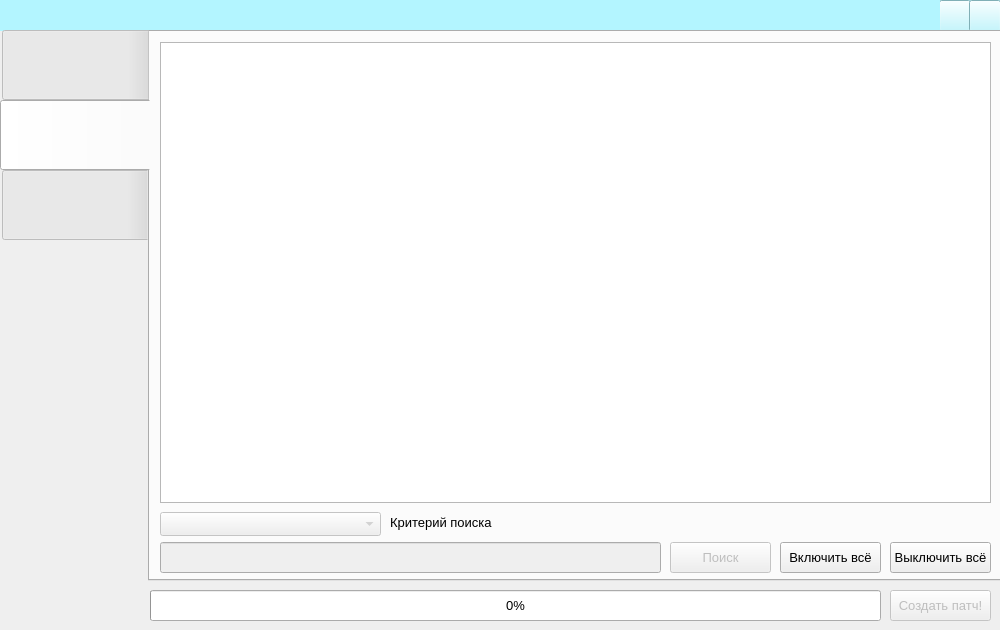
This is QtGui/siruspatcherwindow.ui in MrSago/SirusPatcher as Qt 5 draws it before an edit. The edited form follows.
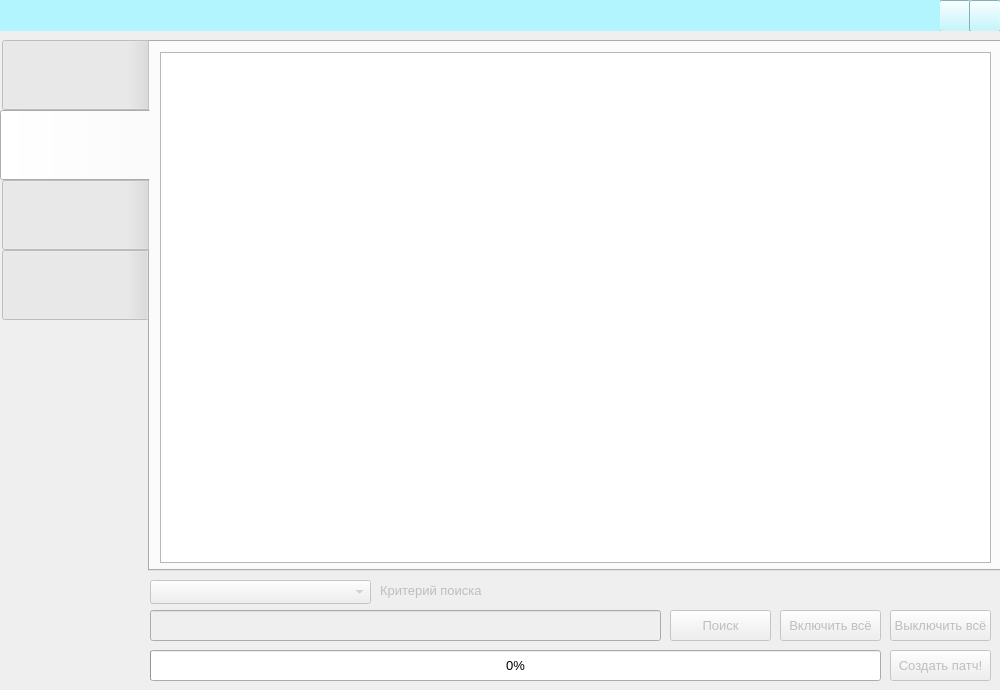
This is the edited form. The open tabs and pages were chosen to show the change. Icons and pictures are not drawn. Custom widgets are drawn as their Qt base class.

```diff
--- a/QtGui/siruspatcherwindow.ui
+++ b/QtGui/siruspatcherwindow.ui
@@ -7,7 +7,7 @@
     <x>0</x>
     <y>0</y>
     <width>1000</width>
-    <height>630</height>
+    <height>690</height>
    </rect>
   </property>
   <property name="sizePolicy">
@@ -19,13 +19,13 @@
   <property name="minimumSize">
    <size>
     <width>1000</width>
-    <height>600</height>
+    <height>690</height>
    </size>
   </property>
   <property name="maximumSize">
    <size>
     <width>1000</width>
-    <height>9999</height>
+    <height>690</height>
    </size>
   </property>
   <property name="windowTitle">
@@ -198,9 +198,9 @@
     <property name="geometry">
      <rect>
       <x>0</x>
-      <y>30</y>
+      <y>40</y>
       <width>1001</width>
-      <height>551</height>
+      <height>531</height>
      </rect>
     </property>
     <property name="styleSheet">
@@ -414,114 +414,13 @@
      <attribute name="title">
       <string/>
      </attribute>
-     <widget class="QPushButton" name="EnableAllCBSPellButton">
-      <property name="geometry">
-       <rect>
-        <x>630</x>
-        <y>510</y>
-        <width>101</width>
-        <height>31</height>
-       </rect>
-      </property>
-      <property name="font">
-       <font>
-        <pointsize>10</pointsize>
-       </font>
-      </property>
-      <property name="text">
-       <string>Включить всё</string>
-      </property>
-     </widget>
-     <widget class="QPushButton" name="DisableAllCBSpellButton">
-      <property name="geometry">
-       <rect>
-        <x>740</x>
-        <y>510</y>
-        <width>101</width>
-        <height>31</height>
-       </rect>
-      </property>
-      <property name="font">
-       <font>
-        <pointsize>10</pointsize>
-       </font>
-      </property>
-      <property name="text">
-       <string>Выключить всё</string>
-      </property>
-     </widget>
-     <widget class="QLineEdit" name="SearchSpellLine">
-      <property name="enabled">
-       <bool>false</bool>
-      </property>
-      <property name="geometry">
-       <rect>
-        <x>10</x>
-        <y>510</y>
-        <width>501</width>
-        <height>31</height>
-       </rect>
-      </property>
-     </widget>
-     <widget class="QPushButton" name="SearchSpellButton">
-      <property name="enabled">
-       <bool>false</bool>
-      </property>
-      <property name="geometry">
-       <rect>
-        <x>520</x>
-        <y>510</y>
-        <width>101</width>
-        <height>31</height>
-       </rect>
-      </property>
-      <property name="font">
-       <font>
-        <pointsize>10</pointsize>
-       </font>
-      </property>
-      <property name="text">
-       <string>Поиск</string>
-      </property>
-     </widget>
-     <widget class="QComboBox" name="SearchCriterionSpellBox">
-      <property name="enabled">
-       <bool>false</bool>
-      </property>
-      <property name="geometry">
-       <rect>
-        <x>10</x>
-        <y>480</y>
-        <width>221</width>
-        <height>24</height>
-       </rect>
-      </property>
-     </widget>
-     <widget class="QLabel" name="SearchCriterionSpellLabel">
-      <property name="geometry">
-       <rect>
-        <x>240</x>
-        <y>480</y>
-        <width>261</width>
-        <height>21</height>
-       </rect>
-      </property>
-      <property name="font">
-       <font>
-        <pointsize>10</pointsize>
-       </font>
-      </property>
-      <property name="text">
-       <string>Критерий поиска</string>
-      </property>
-     </widget>
      <widget class="QTableWidget" name="SpellTableWidget">
       <property name="geometry">
        <rect>
         <x>10</x>
         <y>10</y>
         <width>831</width>
-        <height>461</height>
+        <height>511</height>
        </rect>
       </property>
       <property name="editTriggers">
@@ -532,6 +431,54 @@
       </property>
       <property name="selectionBehavior">
        <enum>QAbstractItemView::SelectRows</enum>
+      </property>
+      <property name="verticalScrollMode">
+       <enum>QAbstractItemView::ScrollPerPixel</enum>
+      </property>
+      <property name="horizontalScrollMode">
+       <enum>QAbstractItemView::ScrollPerPixel</enum>
+      </property>
+      <property name="sortingEnabled">
+       <bool>true</bool>
+      </property>
+      <attribute name="verticalHeaderVisible">
+       <bool>false</bool>
+      </attribute>
+     </widget>
+    </widget>
+    <widget class="QWidget" name="EnchantTab">
+     <property name="enabled">
+      <bool>true</bool>
+     </property>
+     <attribute name="title">
+      <string/>
+     </attribute>
+     <widget class="QTableWidget" name="EnchantTableWidget">
+      <property name="geometry">
+       <rect>
+        <x>10</x>
+        <y>10</y>
+        <width>831</width>
+        <height>511</height>
+       </rect>
+      </property>
+      <property name="autoScroll">
+       <bool>false</bool>
+      </property>
+      <property name="editTriggers">
+       <set>QAbstractItemView::NoEditTriggers</set>
+      </property>
+      <property name="selectionMode">
+       <enum>QAbstractItemView::SingleSelection</enum>
+      </property>
+      <property name="selectionBehavior">
+       <enum>QAbstractItemView::SelectRows</enum>
+      </property>
+      <property name="verticalScrollMode">
+       <enum>QAbstractItemView::ScrollPerPixel</enum>
+      </property>
+      <property name="horizontalScrollMode">
+       <enum>QAbstractItemView::ScrollPerPixel</enum>
       </property>
       <property name="sortingEnabled">
        <bool>true</bool>
@@ -567,7 +514,7 @@
     <property name="geometry">
      <rect>
       <x>890</x>
-      <y>590</y>
+      <y>650</y>
       <width>101</width>
       <height>31</height>
      </rect>
@@ -585,7 +532,7 @@
     <property name="geometry">
      <rect>
       <x>150</x>
-      <y>590</y>
+      <y>650</y>
       <width>731</width>
       <height>31</height>
      </rect>
@@ -599,6 +546,116 @@
      <number>0</number>
     </property>
    </widget>
+   <widget class="QLineEdit" name="SearchLine">
+    <property name="enabled">
+     <bool>false</bool>
+    </property>
+    <property name="geometry">
+     <rect>
+      <x>150</x>
+      <y>610</y>
+      <width>511</width>
+      <height>31</height>
+     </rect>
+    </property>
+   </widget>
+   <widget class="QComboBox" name="SearchCriterionBox">
+    <property name="enabled">
+     <bool>false</bool>
+    </property>
+    <property name="geometry">
+     <rect>
+      <x>150</x>
+      <y>580</y>
+      <width>221</width>
+      <height>24</height>
+     </rect>
+    </property>
+   </widget>
+   <widget class="QLabel" name="SearchCriterionLabel">
+    <property name="enabled">
+     <bool>false</bool>
+    </property>
+    <property name="geometry">
+     <rect>
+      <x>380</x>
+      <y>580</y>
+      <width>271</width>
+      <height>21</height>
+     </rect>
+    </property>
+    <property name="font">
+     <font>
+      <pointsize>10</pointsize>
+     </font>
+    </property>
+    <property name="text">
+     <string>Критерий поиска</string>
+    </property>
+   </widget>
+   <widget class="QPushButton" name="SearchButton">
+    <property name="enabled">
+     <bool>false</bool>
+    </property>
+    <property name="geometry">
+     <rect>
+      <x>670</x>
+      <y>610</y>
+      <width>101</width>
+      <height>31</height>
+     </rect>
+    </property>
+    <property name="font">
+     <font>
+      <pointsize>10</pointsize>
+     </font>
+    </property>
+    <property name="text">
+     <string>Поиск</string>
+    </property>
+   </widget>
+   <widget class="QPushButton" name="EnableAllCBButton">
+    <property name="enabled">
+     <bool>false</bool>
+    </property>
+    <property name="geometry">
+     <rect>
+      <x>780</x>
+      <y>610</y>
+      <width>101</width>
+      <height>31</height>
+     </rect>
+    </property>
+    <property name="font">
+     <font>
+      <pointsize>10</pointsize>
+     </font>
+    </property>
+    <property name="text">
+     <string>Включить всё</string>
+    </property>
+   </widget>
+   <widget class="QPushButton" name="DisableAllCBButton">
+    <property name="enabled">
+     <bool>false</bool>
+    </property>
+    <property name="geometry">
+     <rect>
+      <x>890</x>
+      <y>610</y>
+      <width>101</width>
+      <height>31</height>
+     </rect>
+    </property>
+    <property name="font">
+     <font>
+      <pointsize>10</pointsize>
+     </font>
+    </property>
+    <property name="text">
+     <string>Выключить всё</string>
+    </property>
+   </widget>
    <zorder>HeaderButtonsWidget</zorder>
    <zorder>HeaderWidget</zorder>
    <zorder>MainTabWidget</zorder>
```
Left out of the diff: 172 changed lines with no effect on the pictures.
